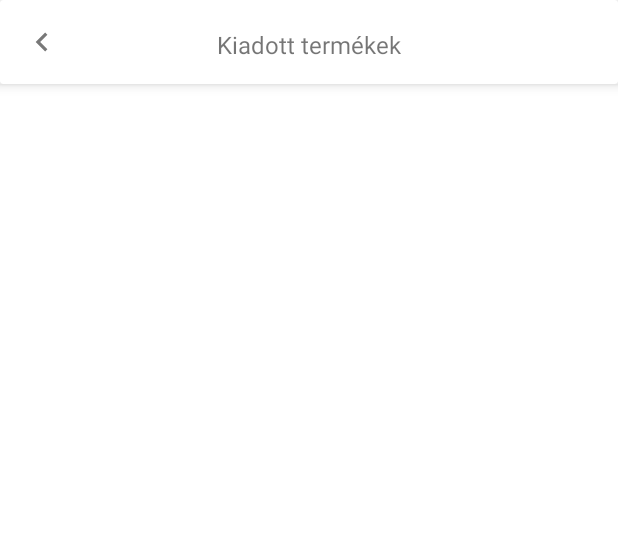
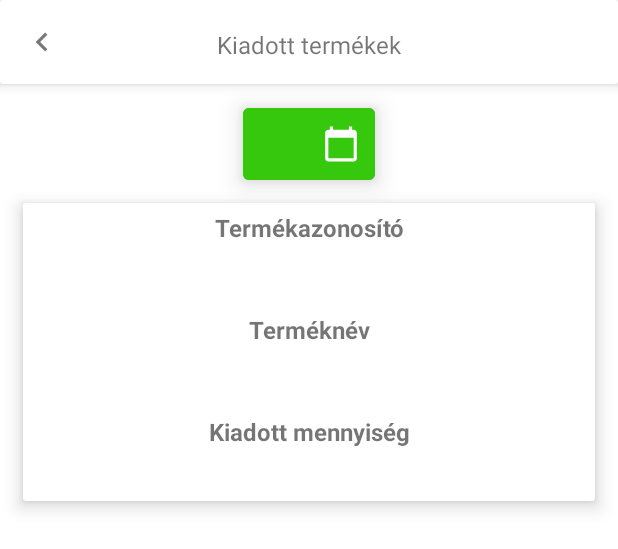
Before and after one commit to SaliML/Weborient_Atakfashion, an Android app: the layout activity_removal.xml on its own in the app's theme, with its tools: preview values and no code run, on a phone screen of 412 x 824 dp. Shown: the top 549 px of the screen. Run offline under Robolectric (Android 15) with nearby library versions, the phone set to English and light mode, and no system bars.

Commit message:
2024. 05. 21 - Kiadott termékek

```diff
--- a/app/src/main/java/com/weborient/atakfashion/config/AppConfig.kt
+++ b/app/src/main/java/com/weborient/atakfashion/config/AppConfig.kt
@@ -27,6 +27,7 @@ object AppConfig {
 
     //Formátumok
     const val DATE_FORMAT = "yyyyMMdd"
+    const val DATE_FORMAT2 = "yyyy. MM. dd."
 
     //Fájlnév
     const val TEMP_PHOTO_UPLOAD_FILE = "tempphotoupload.dat"
--- /dev/null
+++ b/app/src/main/res/drawable/icon_calendar.xml
@@ -0,0 +1,5 @@
+<vector xmlns:android="http://schemas.android.com/apk/res/android" android:height="25dp" android:tint="@color/white" android:viewportHeight="24" android:viewportWidth="24" android:width="25dp">
+
+    <path android:fillColor="@android:color/white" android:pathData="M20,3h-1L19,1h-2v2L7,3L7,1L5,1v2L4,3c-1.1,0 -2,0.9 -2,2v16c0,1.1 0.9,2 2,2h16c1.1,0 2,-0.9 2,-2L22,5c0,-1.1 -0.9,-2 -2,-2zM20,21L4,21L4,8h16v13z"/>
+
+</vector>
--- a/app/src/main/res/layout/activity_removal.xml
+++ b/app/src/main/res/layout/activity_removal.xml
@@ -52,13 +52,51 @@
             </androidx.constraintlayout.widget.ConstraintLayout>
         </androidx.cardview.widget.CardView>
 
-        <TextView
-            android:id="@+id/textView10"
-            android:layout_width="wrap_content"
-            android:layout_height="wrap_content"
-            android:text="@{viewModel.test}"
+        <androidx.constraintlayout.widget.ConstraintLayout
+            android:layout_width="0dp"
+            android:layout_height="0dp"
+            app:layout_constraintBottom_toBottomOf="parent"
+            app:layout_constraintEnd_toEndOf="parent"
             app:layout_constraintStart_toStartOf="parent"
-            app:layout_constraintTop_toBottomOf="@+id/cv_removal_title_bar" />
+            app:layout_constraintTop_toBottomOf="@+id/cv_removal_title_bar">
+
+            <androidx.cardview.widget.CardView
+                android:id="@+id/cardView3"
+                android:layout_width="wrap_content"
+                android:layout_height="wrap_content"
+                android:layout_marginTop="16dp"
+                app:cardElevation="10dp"
+                app:layout_constraintEnd_toEndOf="parent"
+                app:layout_constraintStart_toStartOf="parent"
+                app:layout_constraintTop_toTopOf="parent">
+
+                <Button
+                    android:id="@+id/bt_removal_datepicker"
+                    android:layout_width="match_parent"
+                    android:layout_height="match_parent"
+                    android:backgroundTint="@color/green"
+                    android:drawableEnd="@drawable/icon_calendar"
+                    android:drawablePadding="5dp"
+                    android:foreground="?attr/selectableItemBackground"
+                    android:insetTop="0dp"
+                    android:insetBottom="0dp"
+                    android:padding="10dp"
+                    android:text="@{viewModel.selectedDateText}"
+                    android:textSize="16sp" />
+            </androidx.cardview.widget.CardView>
+
+            <androidx.recyclerview.widget.RecyclerView
+                android:id="@+id/rv_removal_products"
+                android:layout_width="0dp"
+                android:layout_height="0dp"
+                app:layoutManager="androidx.recyclerview.widget.LinearLayoutManager"
+                app:layout_constraintBottom_toBottomOf="parent"
+                app:layout_constraintEnd_toEndOf="parent"
+                app:layout_constraintStart_toStartOf="parent"
+                app:layout_constraintTop_toBottomOf="@+id/cardView3"
+                tools:listitem="@layout/removaled_list_item" />
+
+        </androidx.constraintlayout.widget.ConstraintLayout>
 
     </androidx.constraintlayout.widget.ConstraintLayout>
 </layout>
--- /dev/null
+++ b/app/src/main/res/layout/removaled_list_item.xml
@@ -0,0 +1,96 @@
+<?xml version="1.0" encoding="utf-8"?>
+<androidx.constraintlayout.widget.ConstraintLayout
+    xmlns:android="http://schemas.android.com/apk/res/android"
+    xmlns:app="http://schemas.android.com/apk/res-auto"
+    android:layout_width="match_parent"
+    android:layout_height="match_parent">
+
+    <androidx.cardview.widget.CardView
+        android:id="@+id/cv_list_item"
+        android:layout_width="match_parent"
+        android:layout_height="wrap_content"
+        android:layout_margin="15dp"
+        android:layout_marginStart="15dp"
+        android:layout_marginEnd="14dp"
+        android:elevation="10dp"
+        android:foreground="?attr/selectableItemBackground"
+        android:translationZ="5dp"
+        app:layout_constraintEnd_toEndOf="parent"
+        app:layout_constraintStart_toStartOf="parent"
+        app:layout_constraintTop_toTopOf="parent">
+
+        <LinearLayout
+            android:id="@+id/ll_list_item_layout"
+            android:layout_width="match_parent"
+            android:layout_height="match_parent"
+            android:orientation="horizontal">
+
+            <LinearLayout
+                android:layout_width="match_parent"
+                android:layout_height="match_parent"
+                android:gravity="center_horizontal"
+                android:orientation="vertical">
+
+                <TextView
+                    android:id="@+id/textView9"
+                    android:layout_width="match_parent"
+                    android:layout_height="wrap_content"
+                    android:gravity="center"
+                    android:padding="5dp"
+                    android:text="@string/removaled_list_item_product_id"
+                    android:textSize="16sp"
+                    android:textStyle="bold" />
+
+                <TextView
+                    android:id="@+id/tv_removaled_list_item_id"
+                    android:layout_width="match_parent"
+                    android:layout_height="wrap_content"
+                    android:gravity="center"
+                    android:padding="5dp"
+                    android:textSize="14sp" />
+
+                <TextView
+                    android:id="@+id/textView19"
+                    android:layout_width="match_parent"
+                    android:layout_height="wrap_content"
+                    android:layout_marginTop="5dp"
+                    android:gravity="center"
+                    android:padding="5dp"
+                    android:text="@string/removaled_list_item_product_name"
+                    android:textSize="16sp"
+                    android:textStyle="bold" />
+
+                <TextView
+                    android:id="@+id/tv_removaled_list_item_name"
+                    android:layout_width="match_parent"
+                    android:layout_height="wrap_content"
+                    android:gravity="center"
+                    android:padding="5dp"
+                    android:textSize="14sp" />
+
+                <TextView
+                    android:id="@+id/textView10"
+                    android:layout_width="match_parent"
+                    android:layout_height="wrap_content"
+                    android:layout_marginTop="5dp"
+                    android:gravity="center"
+                    android:padding="5dp"
+                    android:text="@string/removaled_list_item_product_quantity"
+                    android:textSize="16sp"
+                    android:textStyle="bold" />
+
+                <TextView
+                    android:id="@+id/tv_removaled_list_item_quantity"
+                    android:layout_width="match_parent"
+                    android:layout_height="wrap_content"
+                    android:gravity="center"
+                    android:padding="5dp"
+                    android:textSize="14sp" />
+
+            </LinearLayout>
+
+        </LinearLayout>
+
+    </androidx.cardview.widget.CardView>
+
+</androidx.constraintlayout.widget.ConstraintLayout>
--- a/app/src/main/res/values/colors.xml
+++ b/app/src/main/res/values/colors.xml
@@ -11,6 +11,7 @@
     <!--Egyedi színek-->
     <color name="dark_blue">#17B2ED</color>
     <color name="blue">#0093B9</color>
+    <color name="blue2">#006ADF</color>
     <color name="dark_yellow">#ECC021</color>
     <color name="dark_green">#6DDD4E</color>
     <color name="green">#35C80C</color>
--- a/app/src/main/res/values/strings.xml
+++ b/app/src/main/res/values/strings.xml
@@ -128,6 +128,14 @@
     <!--Kiadott termékek megjelenítése-->
     <string name="removal_title">Kiadott termékek</string>
 
+    <!--Dátumválasztó ablak-->
+    <string name="datepicker_save">Mentés</string>
+
+    <!--Kiadott termék, listaelem-->
+    <string name="removaled_list_item_product_id">Termékazonosító</string>
+    <string name="removaled_list_item_product_name">Terméknév</string>
+    <string name="removaled_list_item_product_quantity">Kiadott mennyiség</string>
+
     <!--Részletek-->
     <string name="details_title">Termék</string>
     <string name="details_title_id">Azonosító</string>
--- a/app/src/main/res/values/styles.xml
+++ b/app/src/main/res/values/styles.xml
@@ -8,4 +8,8 @@
         <item name="cornerFamily">rounded</item>
         <item name="cornerSize">20dp</item>
     </style>
+
+    <style name="DatePicker" parent="Theme.AppCompat.Light.Dialog">
+        <item name="colorAccent">@color/green</item>
+    </style>
 </resources>
--- a/build.gradle
+++ b/build.gradle
@@ -7,11 +7,11 @@ buildscript {
 }
 
 plugins {
-    id 'com.android.application' version '8.4.0' apply false
-    id 'com.android.library' version '8.4.0' apply false
+    id 'com.android.application' version '8.4.1' apply false
+    id 'com.android.library' version '8.4.1' apply false
     id 'org.jetbrains.kotlin.android' version '1.9.0' apply false
 }
 
-task clean(type: Delete) {
+tasks.register('clean', Delete) {
     delete rootProject.buildDir
 }
```
Also changed, not shown: app/src/main/java/com/weborient/atakfashion/viewmodels/RemovalViewModel.kt (+23 -7 lines), app/src/main/java/com/weborient/atakfashion/views/RemovalActivity.kt (+58 -1 lines), app/src/main/java/com/weborient/atakfashion/views/RemovalProductListAdapter.kt (added, +57 -0 lines), app/src/main/res/layout/date_picker_layout.xml (added, +38 -0 lines).
